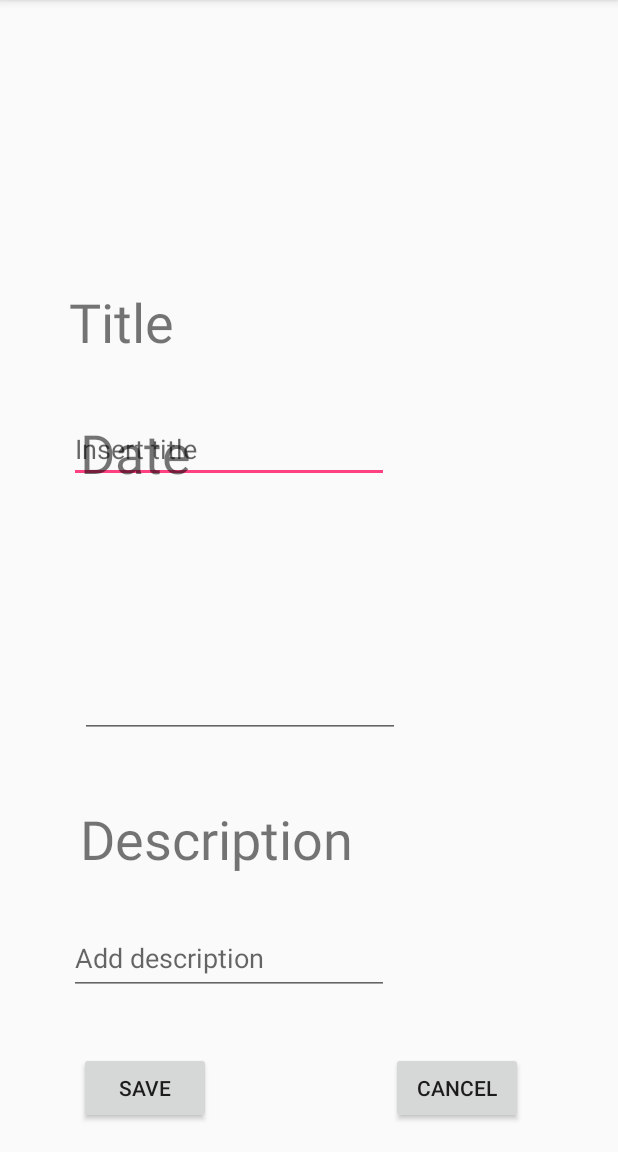
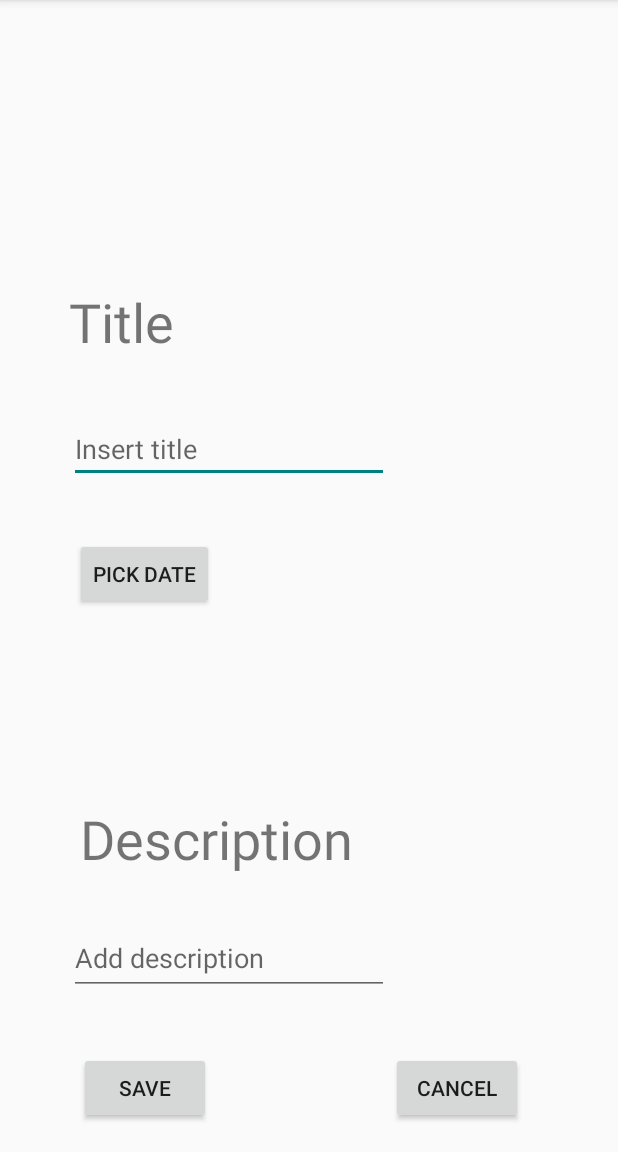
Before and after one commit to LucianEpure/AndroidApp, an Android app: the MomentSetup screen opened directly, with no data from a screen before it, on a phone screen of 412 x 824 dp, the part 84-1236 px from its top. Run offline under Robolectric (Android 15) with nearby library versions, the phone set to English and light mode, and no system bars.

Commit message:
Save memory GUI

```diff
--- a/app/src/main/AndroidManifest.xml
+++ b/app/src/main/AndroidManifest.xml
@@ -19,6 +19,7 @@
         <activity android:name=".MomentSetup" />
         <activity android:name=".FriendSetup"></activity>
         <activity android:name=".PhotoSel"></activity>
+
     </application>
 
 </manifest>
--- a/app/src/main/java/com/example/android/memoryapp/MainActivity.java
+++ b/app/src/main/java/com/example/android/memoryapp/MainActivity.java
@@ -9,10 +9,12 @@ import android.widget.Button;
 public class MainActivity extends AppCompatActivity {
 
     Button saveMemoryBtn;
+    DataBaseHelper myDb;
     @Override
     protected void onCreate(Bundle savedInstanceState) {
         super.onCreate(savedInstanceState);
         setContentView(R.layout.activity_main);
+        //myDb = new DataBaseHelper(this);
 
         saveMemoryBtn = findViewById(R.id.saveMemory);
         saveMemoryBtn.setOnClickListener(new View.OnClickListener() {
--- a/app/src/main/java/com/example/android/memoryapp/MomentSetup.java
+++ b/app/src/main/java/com/example/android/memoryapp/MomentSetup.java
@@ -1,13 +1,84 @@
 package com.example.android.memoryapp;
 
+import android.app.DatePickerDialog;
+import android.app.DialogFragment;
+import android.content.DialogInterface;
+import android.support.v7.app.AlertDialog;
 import android.support.v7.app.AppCompatActivity;
 import android.os.Bundle;
+import android.view.View;
+import android.widget.Button;
+import android.widget.DatePicker;
+import android.widget.TextView;
 
-public class MomentSetup extends AppCompatActivity {
+import java.text.DateFormat;
+import java.util.Calendar;
+import java.util.GregorianCalendar;
 
+public class MomentSetup extends AppCompatActivity implements DatePickerDialog.OnDateSetListener{
+
+    Button saveBtn;
+    Button cancelBtn;
+    Button pickDateBtn;
+    TextView showDate;
     @Override
     protected void onCreate(Bundle savedInstanceState) {
         super.onCreate(savedInstanceState);
         setContentView(R.layout.activity_moment_setup);
+        showDate = findViewById(R.id.showDateTv);
+        pickDateBtn = findViewById(R.id.pickDateBtn);
+        pickDateBtn.setOnClickListener( new View.OnClickListener(){
+
+            @Override
+            public void onClick(View view) {
+                datePicker(view);
+            }
+        });
+        saveBtn = findViewById(R.id.saveBtn);
+        cancelBtn = findViewById(R.id.cancelBtn);
+        cancelBtn.setOnClickListener(new View.OnClickListener() {
+            @Override
+            public void onClick(View view) {
+                dialog();
+            }
+        });
     }
+
+    //CANCEL button
+    protected void dialog(){
+        AlertDialog.Builder builder = new AlertDialog.Builder(MomentSetup.this);
+        builder.setMessage("Are you sure?");
+        builder.setPositiveButton("Yes", new DialogInterface.OnClickListener() {
+            @Override
+            public void onClick(DialogInterface dialogInterface, int i) {
+
+
+            }
+        });
+        builder.setNegativeButton("No", new DialogInterface.OnClickListener() {
+            @Override
+            public void onClick(DialogInterface dialogInterface, int i) {
+                dialogInterface.dismiss();
+            }
+        });
+
+        builder.show();
+    }
+    public void datePicker(View view){
+        DatePickerFragment datePickerFragment = new DatePickerFragment();
+        datePickerFragment.show(getFragmentManager(),"date");
+    }
+
+    @Override
+    public void onDateSet(DatePicker datePicker, int year, int month, int day) {
+        Calendar cal = new GregorianCalendar(year,month,day);
+        setDate(cal);
+    }
+
+    public void setDate(final Calendar calendar)
+    {
+        final DateFormat dateFormat = DateFormat.getDateInstance(DateFormat.MEDIUM);
+        showDate.setText(dateFormat.format(calendar.getTime()));
+    }
+
 }
--- a/app/src/main/res/layout/activity_friend_setup.xml
+++ b/app/src/main/res/layout/activity_friend_setup.xml
@@ -77,7 +77,7 @@
         app:layout_constraintVertical_bias="0.701" />
 
     <Button
-        android:id="@+id/button"
+        android:id="@+id/saveBtn"
         android:layout_width="wrap_content"
         android:layout_height="wrap_content"
         android:layout_marginBottom="8dp"
@@ -93,7 +93,7 @@
         app:layout_constraintVertical_bias="0.928" />
 
     <Button
-        android:id="@+id/button2"
+        android:id="@+id/cancelBtn"
         android:layout_width="wrap_content"
         android:layout_height="wrap_content"
         android:layout_marginBottom="8dp"
--- a/app/src/main/res/layout/activity_moment_setup.xml
+++ b/app/src/main/res/layout/activity_moment_setup.xml
@@ -42,40 +42,6 @@
         app:layout_constraintVertical_bias="0.38" />
 
     <TextView
-        android:id="@+id/textView4"
-        android:layout_width="wrap_content"
-        android:layout_height="wrap_content"
-        android:layout_marginBottom="8dp"
-        android:layout_marginEnd="8dp"
-        android:layout_marginStart="8dp"
-        android:layout_marginTop="276dp"
-        android:text="@string/date"
-        android:textSize="36sp"
-        app:layout_constraintBottom_toBottomOf="@+id/button3"
-        app:layout_constraintEnd_toEndOf="parent"
-        app:layout_constraintHorizontal_bias="0.14"
-        app:layout_constraintStart_toStartOf="parent"
-        app:layout_constraintTop_toTopOf="parent"
-        app:layout_constraintVertical_bias="0.003" />
-
-    <EditText
-        android:id="@+id/editText4"
-        android:layout_width="wrap_content"
-        android:layout_height="wrap_content"
-        android:layout_marginBottom="8dp"
-        android:layout_marginEnd="8dp"
-        android:layout_marginStart="8dp"
-        android:layout_marginTop="8dp"
-        android:ems="10"
-        android:inputType="date"
-        app:layout_constraintBottom_toBottomOf="parent"
-        app:layout_constraintEnd_toEndOf="parent"
-        app:layout_constraintHorizontal_bias="0.248"
-        app:layout_constraintStart_toStartOf="parent"
-        app:layout_constraintTop_toTopOf="parent"
-        app:layout_constraintVertical_bias="0.621" />
-
-    <TextView
         android:id="@+id/textView5"
         android:layout_width="wrap_content"
         android:layout_height="wrap_content"
@@ -111,7 +77,7 @@
         app:layout_constraintVertical_bias="0.862" />
 
     <Button
-        android:id="@+id/button3"
+        android:id="@+id/saveBtn"
         android:layout_width="wrap_content"
         android:layout_height="wrap_content"
         android:layout_marginBottom="8dp"
@@ -127,7 +93,7 @@
         app:layout_constraintVertical_bias="0.985" />
 
     <Button
-        android:id="@+id/button4"
+        android:id="@+id/cancelBtn"
         android:layout_width="wrap_content"
         android:layout_height="wrap_content"
         android:layout_marginBottom="8dp"
@@ -142,4 +108,35 @@
         app:layout_constraintTop_toTopOf="parent"
         app:layout_constraintVertical_bias="0.985" />
 
+    <TextView
+        android:id="@+id/showDateTv"
+        android:layout_width="192dp"
+        android:layout_height="28dp"
+        android:layout_marginBottom="8dp"
+        android:layout_marginEnd="8dp"
+        android:layout_marginStart="8dp"
+        android:layout_marginTop="8dp"
+        app:layout_constraintBottom_toBottomOf="parent"
+        app:layout_constraintEnd_toEndOf="parent"
+        app:layout_constraintHorizontal_bias="0.221"
+        app:layout_constraintStart_toStartOf="parent"
+        app:layout_constraintTop_toTopOf="parent"
+        app:layout_constraintVertical_bias="0.605" />
+
+    <Button
+        android:id="@+id/pickDateBtn"
+        android:layout_width="wrap_content"
+        android:layout_height="wrap_content"
+        android:layout_marginBottom="8dp"
+        android:layout_marginEnd="8dp"
+        android:layout_marginStart="8dp"
+        android:layout_marginTop="8dp"
+        android:text="Pick Date"
+        app:layout_constraintBottom_toBottomOf="parent"
+        app:layout_constraintEnd_toEndOf="parent"
+        app:layout_constraintHorizontal_bias="0.139"
+        app:layout_constraintStart_toStartOf="parent"
+        app:layout_constraintTop_toTopOf="parent"
+        app:layout_constraintVertical_bias="0.498" />
+
 </android.support.constraint.ConstraintLayout>
--- a/app/src/main/res/values/styles.xml
+++ b/app/src/main/res/values/styles.xml
@@ -5,7 +5,10 @@
         <!-- Customize your theme here. -->
         <item name="colorPrimary">@color/colorPrimary</item>
         <item name="colorPrimaryDark">@color/colorPrimaryDark</item>
-        <item name="colorAccent">@color/colorAccent</item>
+        <item name="colorAccent">#008080</item>
+    </style>
+    <style name="DialogTheme" parent="Theme.AppCompat.Light">
+        <item name="colorAccent">#008080</item>
     </style>
 
 </resources>
```
Also changed, not shown: app/src/main/java/com/example/android/memoryapp/DatePickerFragment.java (added, +24 -0 lines), app/src/main/java/com/example/android/memoryapp/FriendSetup.java (+34 -0 lines), app/src/main/res/layout/activity_main.xml (+8 -7 lines).
